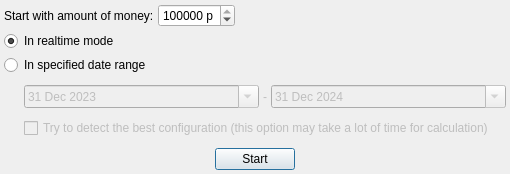
Above: app/src/dialogs/startsimulationdialog/startsimulationdialog.ui from Gris87/TInvestor before the change. Below: the same form after it.
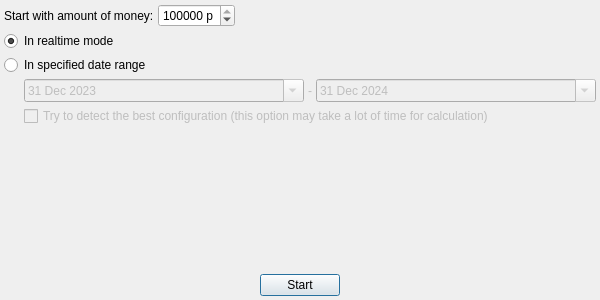
That is the form after the change.

```diff
--- a/app/src/dialogs/startsimulationdialog/startsimulationdialog.ui
+++ b/app/src/dialogs/startsimulationdialog/startsimulationdialog.ui
@@ -6,20 +6,20 @@
    <rect>
     <x>0</x>
     <y>0</y>
-    <width>510</width>
-    <height>174</height>
+    <width>600</width>
+    <height>300</height>
    </rect>
   </property>
   <property name="minimumSize">
    <size>
-    <width>510</width>
-    <height>174</height>
+    <width>600</width>
+    <height>300</height>
    </size>
   </property>
   <property name="maximumSize">
    <size>
-    <width>510</width>
-    <height>174</height>
+    <width>600</width>
+    <height>300</height>
    </size>
   </property>
   <property name="windowTitle">
@@ -128,7 +128,7 @@
          <widget class="QDateEdit" name="fromDateEdit">
           <property name="dateTime">
            <datetime>
-            <hour>12</hour>
+            <hour>6</hour>
             <minute>0</minute>
             <second>0</second>
             <year>2023</year>
@@ -158,7 +158,7 @@
          <widget class="QDateEdit" name="toDateEdit">
           <property name="dateTime">
            <datetime>
-            <hour>12</hour>
+            <hour>6</hour>
             <minute>0</minute>
             <second>0</second>
             <year>2024</year>
@@ -183,6 +183,19 @@
      </layout>
     </widget>
    </item>
+   <item>
+    <spacer name="verticalSpacer">
+     <property name="orientation">
+      <enum>Qt::Orientation::Vertical</enum>
+     </property>
+     <property name="sizeHint" stdset="0">
+      <size>
+       <width>20</width>
+       <height>40</height>
+      </size>
+     </property>
+    </spacer>
+   </item>
    <item>
     <layout class="QHBoxLayout" name="horizontalLayout">
      <property name="spacing">
```
Left out of the diff: 3 changed lines with no effect on the pictures.
